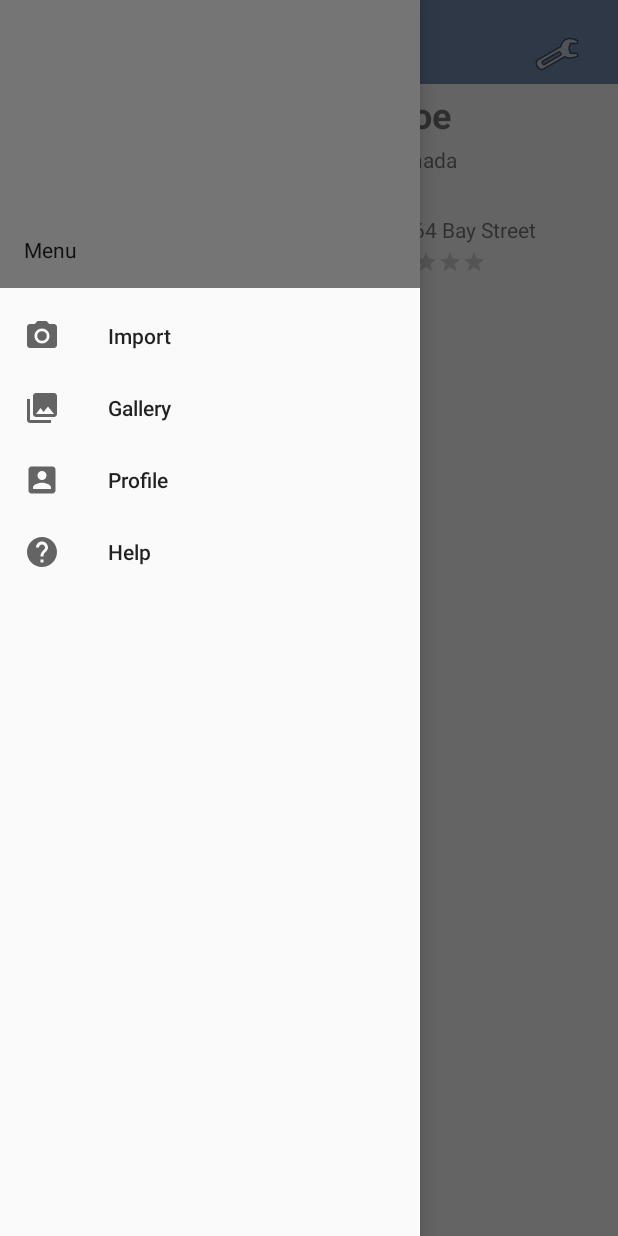
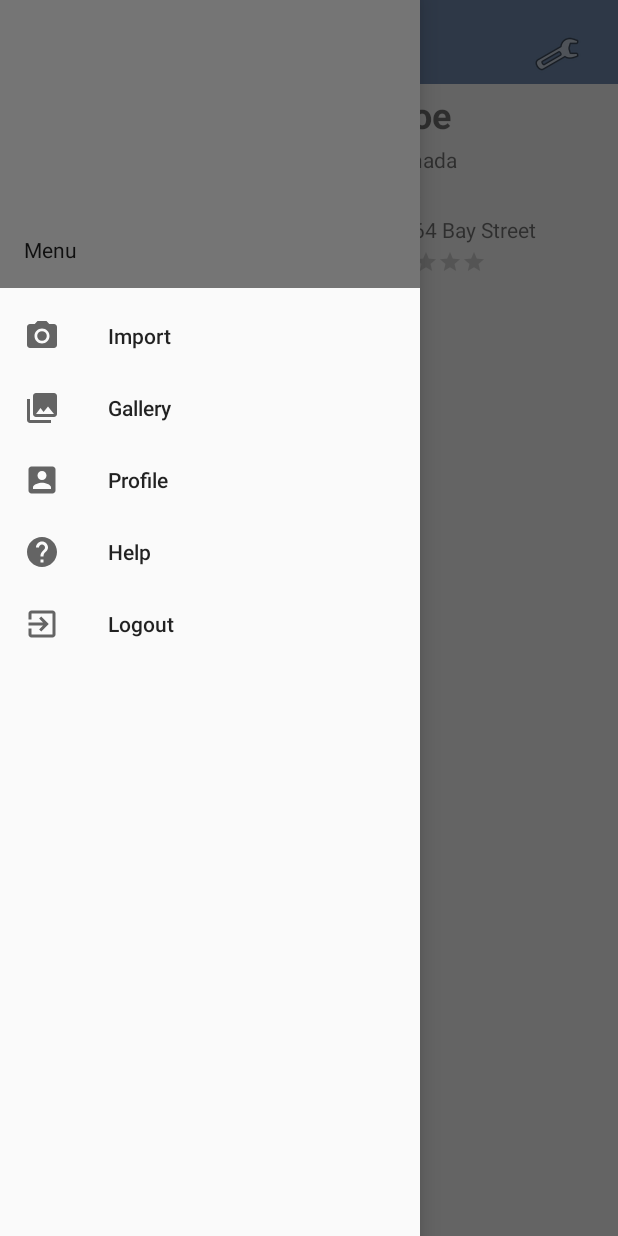
Before and after one commit to biodunduke/BookMeUp, an Android app: the ProfileActivity screen opened directly, with no data from a screen before it, with the side drawer open, on a phone screen of 412 x 824 dp. Run offline under Robolectric (Android 15) with nearby library versions, the phone set to English and light mode, and no system bars.

Commit message:
Added Logout to Navigation Drawer Menu

```diff
--- a/SW-Project/src/main/java/com/example/bookmeup/SplashActivity.java
+++ b/SW-Project/src/main/java/com/example/bookmeup/SplashActivity.java
@@ -3,6 +3,8 @@ package com.example.bookmeup;
 import android.content.Intent;
 import android.support.v7.app.AppCompatActivity;
 import android.os.Bundle;
+
+import static android.os.SystemClock.sleep;
 
 
 public class SplashActivity extends AppCompatActivity {
@@ -14,6 +16,7 @@ public class SplashActivity extends AppCompatActivity {
 
         Intent intent = new Intent(getApplicationContext(),
                 LoginActivity.class);
+        sleep(3000);
         startActivity(intent);
         finish();
     }
--- /dev/null
+++ b/SW-Project/src/main/res/drawable/ic_menu_logout.xml
@@ -0,0 +1,9 @@
+<vector xmlns:android="http://schemas.android.com/apk/res/android"
+        android:width="24dp"
+        android:height="24dp"
+        android:viewportWidth="24.0"
+        android:viewportHeight="24.0">
+    <path
+        android:fillColor="#FF000000"
+        android:pathData="M10.09,15.59L11.5,17l5,-5 -5,-5 -1.41,1.41L12.67,11H3v2h9.67l-2.58,2.59zM19,3H5c-1.11,0 -2,0.9 -2,2v4h2V5h14v14H5v-4H3v4c0,1.1 0.89,2 2,2h14c1.1,0 2,-0.9 2,-2V5c0,-1.1 -0.9,-2 -2,-2z"/>
+</vector>
--- a/SW-Project/src/main/res/menu/drawer_menu.xml
+++ b/SW-Project/src/main/res/menu/drawer_menu.xml
@@ -22,5 +22,9 @@
             android:icon="@drawable/ic_menu_help"
             android:title="Help"
             />
+        <item
+            android:title="Logout"
+            android:icon="@drawable/ic_menu_logout"
+            android:id="@+id/nav_logout"/>
     </group>
 </menu>
```
